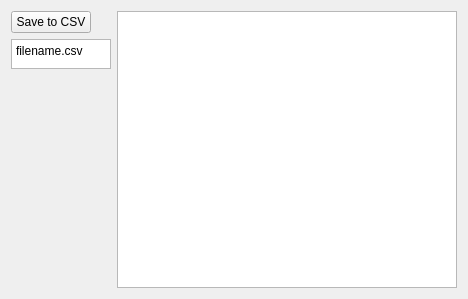
This is src/WhiskerToolbox/DataManager_Widget/Point_Widget/Point_Widget.ui in paulmthompson/WhiskerToolbox as Qt 5 draws it before an edit. The edited form follows.
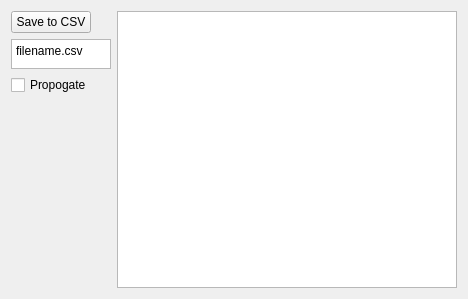
This is the edited form.

Commit message: can propogate label forward from previous frame for point data. not very efficient right now

What changed in the file:
```diff
--- a/src/WhiskerToolbox/DataManager_Widget/Point_Widget/Point_Widget.ui
+++ b/src/WhiskerToolbox/DataManager_Widget/Point_Widget/Point_Widget.ui
@@ -21,7 +21,7 @@
   </property>
   <layout class="QHBoxLayout" name="horizontalLayout">
    <item>
-    <layout class="QVBoxLayout" name="verticalLayout" stretch="0,0,0">
+    <layout class="QVBoxLayout" name="verticalLayout" stretch="0,0,0,0">
      <property name="sizeConstraint">
       <enum>QLayout::SizeConstraint::SetMaximumSize</enum>
      </property>
@@ -75,6 +75,13 @@
        </property>
       </widget>
      </item>
+     <item>
+      <widget class="QCheckBox" name="propagate_checkbox">
+       <property name="text">
+        <string>Propogate</string>
+       </property>
+      </widget>
+     </item>
      <item>
       <spacer name="verticalSpacer">
        <property name="orientation">
```
The commit also changes 6 other files.
